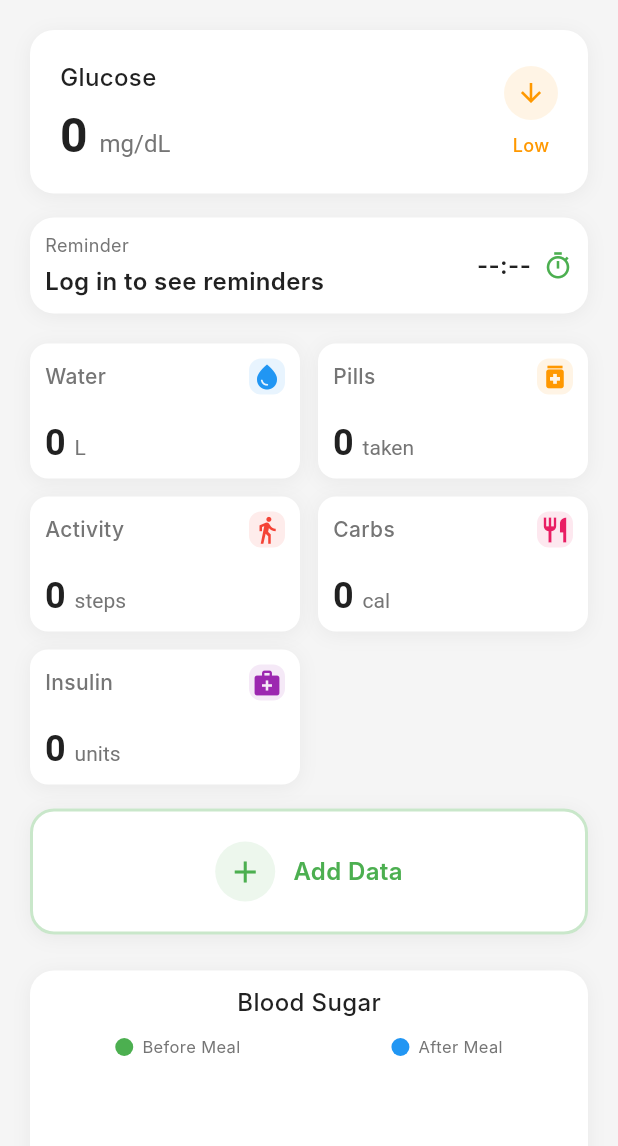
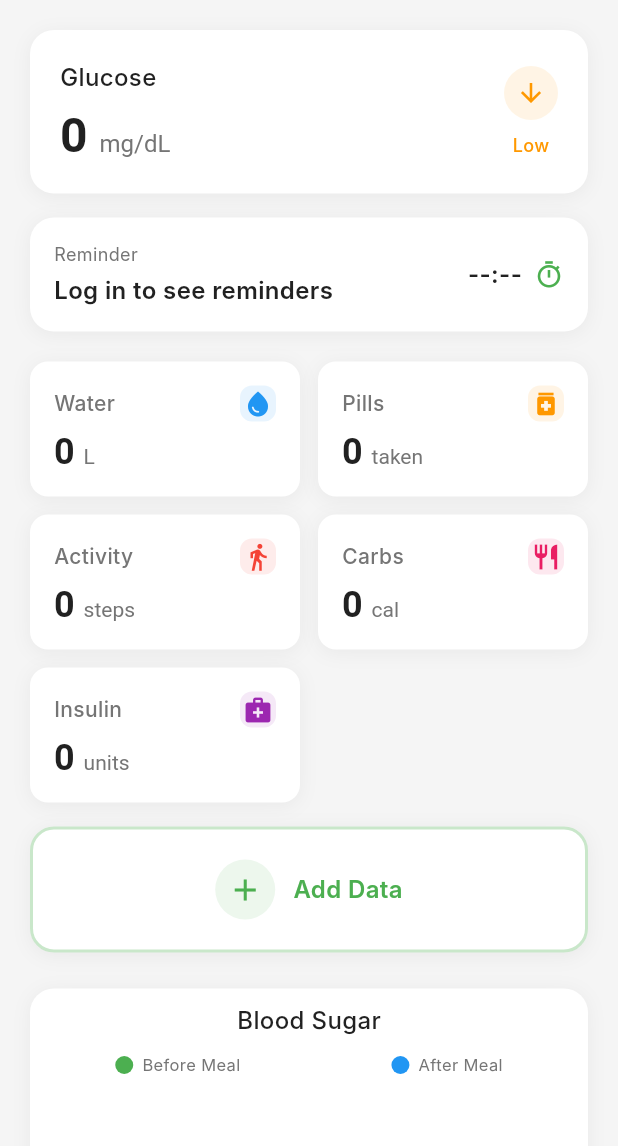
Before and after one commit to T-Man-05/diacare, a Flutter app: the DashboardPage screen opened directly, on a phone screen of 412 x 824 dp, the part 90-1236 px from its top. Run offline on Flutter 3.47's test engine with Material 3 defaults, Android fonts, the phone set to English and light mode, and no system bars; our stand-ins replace equatable, fl_chart, flutter_bloc, shared_preferences, sqflite; accounts and stored records are empty; Roboto replaces fonts that are missing (Inter).

Commit message:
feat(theme): add accent colors, gradients, and spacing constants for enhanced UI

```diff
--- a/lib/utils/constants.dart
+++ b/lib/utils/constants.dart
@@ -29,13 +29,33 @@ class AppColors {
   // Chart colors
   static const Color beforeMealColor = Color(0xFF4CAF50);
   static const Color afterMealColor = Color(0xFF2196F3);
+
+  // Accent colors for gradients
+  static const Color primaryLight = Color(0xFF81C784);
+  static const Color accentTeal = Color(0xFF26A69A);
+  static const Color accentBlue = Color(0xFF42A5F5);
+  static const Color accentPurple = Color(0xFF7E57C2);
+  static const Color accentOrange = Color(0xFFFFB74D);
+  static const Color successGreen = Color(0xFF66BB6A);
+  static const Color warningYellow = Color(0xFFFFCA28);
+
+  // Gradients
+  static const List<Color> primaryGradient = [primary, accentTeal];
+  static const List<Color> blueGradient = [waterColor, Color(0xFF1976D2)];
+  static const List<Color> purpleGradient = [insulinColor, Color(0xFF7B1FA2)];
+  static const List<Color> orangeGradient = [pillsColor, Color(0xFFF57C00)];
+  static const List<Color> pinkGradient = [carbsColor, Color(0xFFC2185B)];
 }
 
 class AppSpacing {
   static const double screenPadding = 20.0;
-  static const double cardPadding = 10.0;
+  static const double cardPadding = 16.0;
+  static const double cardPaddingSmall = 12.0;
   static const double gridSpacing = 12.0;
   static const double sectionSpacing = 24.0;
+  static const double cardRadius = 16.0;
+  static const double buttonRadius = 12.0;
+  static const double authCardRadius = 24.0;
 }
 
 class AppTextStyles {
```
